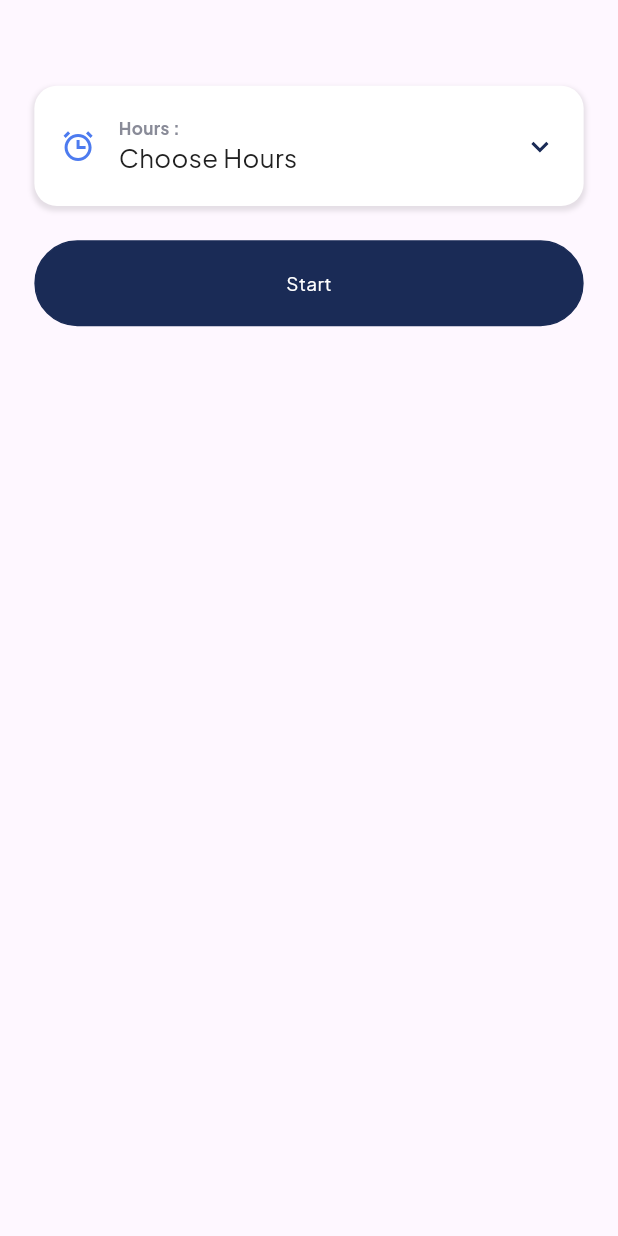
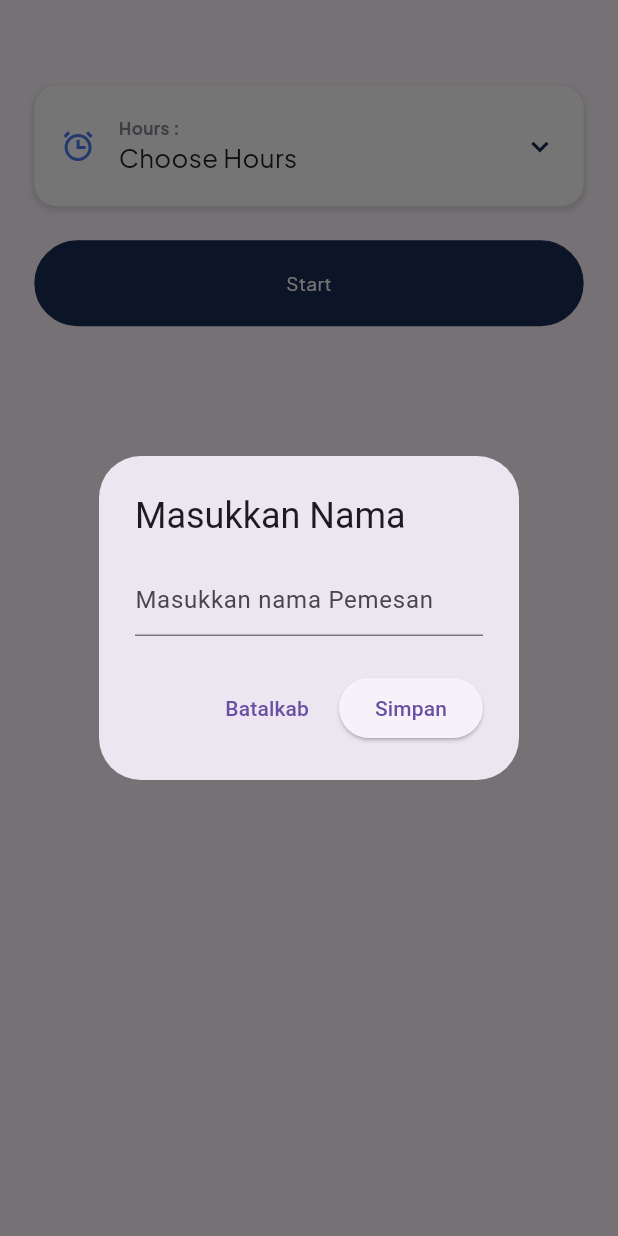
Before and after one commit to alenovan/carabao-billing-apps, a Flutter app: the BillingScreen screen opened directly with empty values, after a tap on "Start", on a phone screen of 412 x 824 dp. Run offline on Flutter 3.47's test engine with Material 3 defaults, Android fonts, the phone set to English and light mode, and no system bars; our stand-ins replace bloc, boxicons, equatable, flutter_bloc, flutter_local_notifications, flutter_screenutil and 2 more; missing offline and left inert: flutter_background_service, flutter_background_service_android; accounts and stored records are empty.

```diff
--- a/lib/screen/room/BillingScreen.dart
+++ b/lib/screen/room/BillingScreen.dart
@@ -35,8 +35,42 @@ class BillingScreen extends StatefulWidget {
 class _BillingScreenState extends State<BillingScreen> {
   late String selected_time = "Choose Hours";
   late int selected_time_nunber;
+  final TextEditingController _nameController = TextEditingController();
+  final _OrderBloc = OrderBloc(repository: OrderRepoRepositoryImpl());
 
-  final _OrderBloc = OrderBloc(repository: OrderRepoRepositoryImpl());
+  void showNameInputDialog(BuildContext context) {
+    showDialog(
+      context: context,
+      builder: (BuildContext context) {
+        return AlertDialog(
+          title: Text('Masukkan Nama'),
+          content: TextField(
+            controller: _nameController,
+            decoration: InputDecoration(hintText: 'Masukkan nama Pemesan'),
+          ),
+          actions: <Widget>[
+            TextButton(
+              onPressed: () {
+                Navigator.of(context).pop(); // Close the dialog
+              },
+              child: Text('Batalkab'),
+            ),
+            ElevatedButton(
+              onPressed: () {
+                String enteredName = _nameController.text;
+                _OrderBloc.add(ActOrderOpenBilling(
+                    payload: RequestOrdersModels(
+                        idRooms: widget.id_meja,
+                        name: enteredName,
+                        duration: selected_time_nunber.toString())));
+              },
+              child: Text('Simpan'),
+            ),
+          ],
+        );
+      },
+    );
+  }
 
   Widget _consumerApi() {
     return Column(
@@ -175,10 +209,7 @@ class _BillingScreenState extends State<BillingScreen> {
         ),
         GestureDetector(
           onTap: () {
-            _OrderBloc.add(ActOrderOpenBilling(
-                payload: RequestOrdersModels(
-                    idRooms: widget.id_meja,
-                    duration: selected_time_nunber.toString())));
+            showNameInputDialog(context);
           },
           child: Container(
             decoration: BoxDecoration(
--- a/lib/service/models/order/RequestOrdersModels.dart
+++ b/lib/service/models/order/RequestOrdersModels.dart
@@ -11,19 +11,23 @@ String requestOrdersModelsToJson(RequestOrdersModels data) => json.encode(data.t
 class RequestOrdersModels {
   String? idRooms;
   String? duration;
+  String name;
 
   RequestOrdersModels({
     this.idRooms,
     this.duration,
+    required this.name,
   });
 
   factory RequestOrdersModels.fromJson(Map<String, dynamic> json) => RequestOrdersModels(
     idRooms: json["id_rooms"],
     duration: json["duration"],
+    name: json["name"],
   );
 
   Map<String, dynamic> toJson() => {
     "id_rooms": idRooms,
     "duration": duration,
+    "name": name,
   };
 }
```
Also changed, not shown: lib/screen/room/OpenTableScreen.dart (+35 -2 lines).
